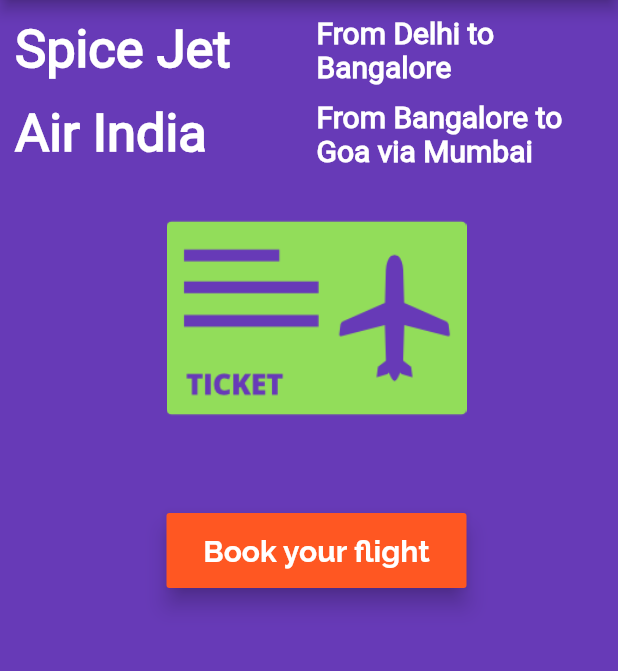
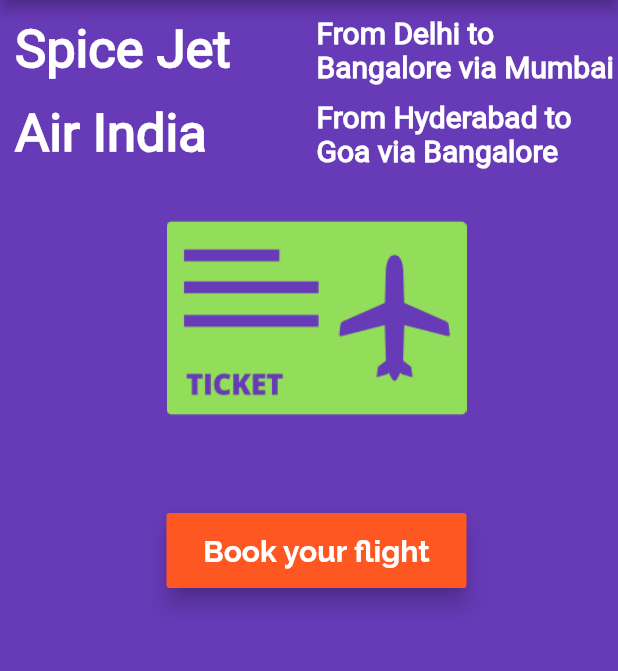
Before and after one commit to VijayGanganapalli/shriyank, a Flutter app: the screen it shows after launch, on a phone screen of 412 x 824 dp, the part 84-755 px from its top. Run offline on Flutter 3.47's test engine with Material 2 defaults, Android fonts, the phone set to English and light mode, and no system bars; Roboto replaces fonts that are missing (Ralewway).

Commit message:
refactoring with methods

```diff
--- a/flutter_tutorial/lib/app_screens/home_body_screen.dart
+++ b/flutter_tutorial/lib/app_screens/home_body_screen.dart
@@ -12,87 +12,19 @@ class HomeBodyScreen extends StatelessWidget {
           children: <Widget>[
             Row(
               children: <Widget>[
-                Expanded(
-                  child: Text(
-                    "Spice Jet",
-                    textDirection: TextDirection.ltr,
-                    style: TextStyle(
-                      color: Colors.white,
-                      fontSize: 35.0,
-                      fontFamily: 'Ralewway',
-                      fontWeight: FontWeight.w700,
-                    ),
-                  ),
-                ),
-                Expanded(
-                  child: Text(
-                    "From Delhi to Bangalore",
-                    textDirection: TextDirection.ltr,
-                    style: TextStyle(
-                      color: Colors.white,
-                      fontSize: 20.0,
-                      fontFamily: 'Ralewway',
-                      fontWeight: FontWeight.w700,
-                    ),
-                  ),
-                ),
+                buildFlightTitle("Spice Jet"),
+                buildFlightDesc("From Delhi to Bangalore via Mumbai"),
               ],
             ),
             SizedBox(height: 10.0),
             Row(
               children: <Widget>[
-                Expanded(
-                  child: Text(
-                    "Air India",
-                    textDirection: TextDirection.ltr,
-                    style: TextStyle(
-                      color: Colors.white,
-                      fontSize: 35.0,
-                      fontFamily: 'Ralewway',
-                      fontWeight: FontWeight.w700,
-                    ),
-                  ),
-                ),
-                Expanded(
-                  child: Text(
-                    "From Bangalore to Goa via Mumbai",
-                    textDirection: TextDirection.ltr,
-                    style: TextStyle(
-                      color: Colors.white,
-                      fontSize: 20.0,
-                      fontFamily: 'Ralewway',
-                      fontWeight: FontWeight.w700,
-                    ),
-                  ),
-                ),
+                buildFlightTitle("Air India"),
+                buildFlightDesc("From Hyderabad to Goa via Bangalore"),
               ],
             ),
-            Container(
-              alignment: Alignment.center,
-              child: Image.asset(
-                "images/flight.png",
-                height: 200.0,
-                width: 250.0,
-              ),
-            ),
-            Container(
-              margin: EdgeInsets.only(top: 30.0),
-              width: 200.0,
-              height: 50.0,
-              child: RaisedButton(
-                color: Colors.deepOrange,
-                onPressed: () => buildFligtAlertDialog(context),
-                child: Text(
-                  "Book your flight",
-                  style: TextStyle(
-                      color: Colors.white,
-                      fontSize: 20.0,
-                      fontFamily: "Raleway",
-                      fontWeight: FontWeight.w700),
-                ),
-                elevation: 6.0,
-              ),
-            ),
+            buildFlightImage(),
+            buildFlightBookButton(context),
           ],
         ),
       ),
@@ -111,4 +43,66 @@ class HomeBodyScreen extends StatelessWidget {
       },
     );
   }
+
+  Widget buildFlightTitle(String title) {
+    return Expanded(
+      child: Text(
+        title,
+        textDirection: TextDirection.ltr,
+        style: TextStyle(
+          color: Colors.white,
+          fontSize: 35.0,
+          fontFamily: 'Ralewway',
+          fontWeight: FontWeight.w700,
+        ),
+      ),
+    );
+  }
+
+  Widget buildFlightDesc(String desc) {
+    return Expanded(
+      child: Text(
+        desc,
+        textDirection: TextDirection.ltr,
+        style: TextStyle(
+          color: Colors.white,
+          fontSize: 20.0,
+          fontFamily: 'Ralewway',
+          fontWeight: FontWeight.w700,
+        ),
+      ),
+    );
+  }
+
+  Widget buildFlightImage() {
+    return Container(
+      alignment: Alignment.center,
+      child: Image.asset(
+        "images/flight.png",
+        height: 200.0,
+        width: 250.0,
+      ),
+    );
+  }
+
+  Widget buildFlightBookButton(context) {
+    return Container(
+      margin: EdgeInsets.only(top: 30.0),
+      width: 200.0,
+      height: 50.0,
+      child: RaisedButton(
+        color: Colors.deepOrange,
+        onPressed: () => buildFligtAlertDialog(context),
+        child: Text(
+          "Book your flight",
+          style: TextStyle(
+              color: Colors.white,
+              fontSize: 20.0,
+              fontFamily: "Raleway",
+              fontWeight: FontWeight.w700),
+        ),
+        elevation: 6.0,
+      ),
+    );
+  }
 }
```
